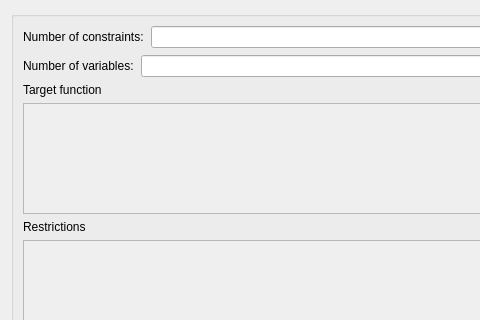
This is OOPlab2/simplexwindow.ui in YaroslavDrovolskyi/OOOP-algorithms-project as Qt 5 draws it before an edit; both pictures show x 0 to 480 and y 0 to 320 of the 1008 by 576 pixel window. The edited form follows.
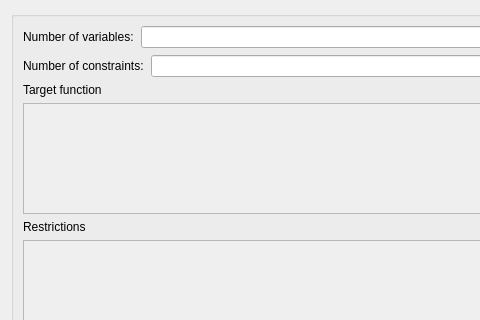
This is the edited form.

Commit message:
Refactored generating inputlines for coefficients
Removed code repeating, renamed variables and functions

Also added displaying number of variables and constraints

Patch:
```diff
--- a/OOPlab2/simplexwindow.ui
+++ b/OOPlab2/simplexwindow.ui
@@ -49,9 +49,9 @@
            <enum>QLayout::SetDefaultConstraint</enum>
           </property>
           <item>
-           <widget class="QLabel" name="label_4">
+           <widget class="QLabel" name="label_3">
             <property name="text">
-             <string>Number of constraints:</string>
+             <string>Number of variables:</string>
             </property>
            </widget>
           </item>
@@ -84,9 +84,9 @@
            <enum>QLayout::SetDefaultConstraint</enum>
           </property>
           <item>
-           <widget class="QLabel" name="label_3">
+           <widget class="QLabel" name="label_4">
             <property name="text">
-             <string>Number of variables:</string>
+             <string>Number of constraints:</string>
             </property>
            </widget>
           </item>
```
The commit also changes 2 other files.
